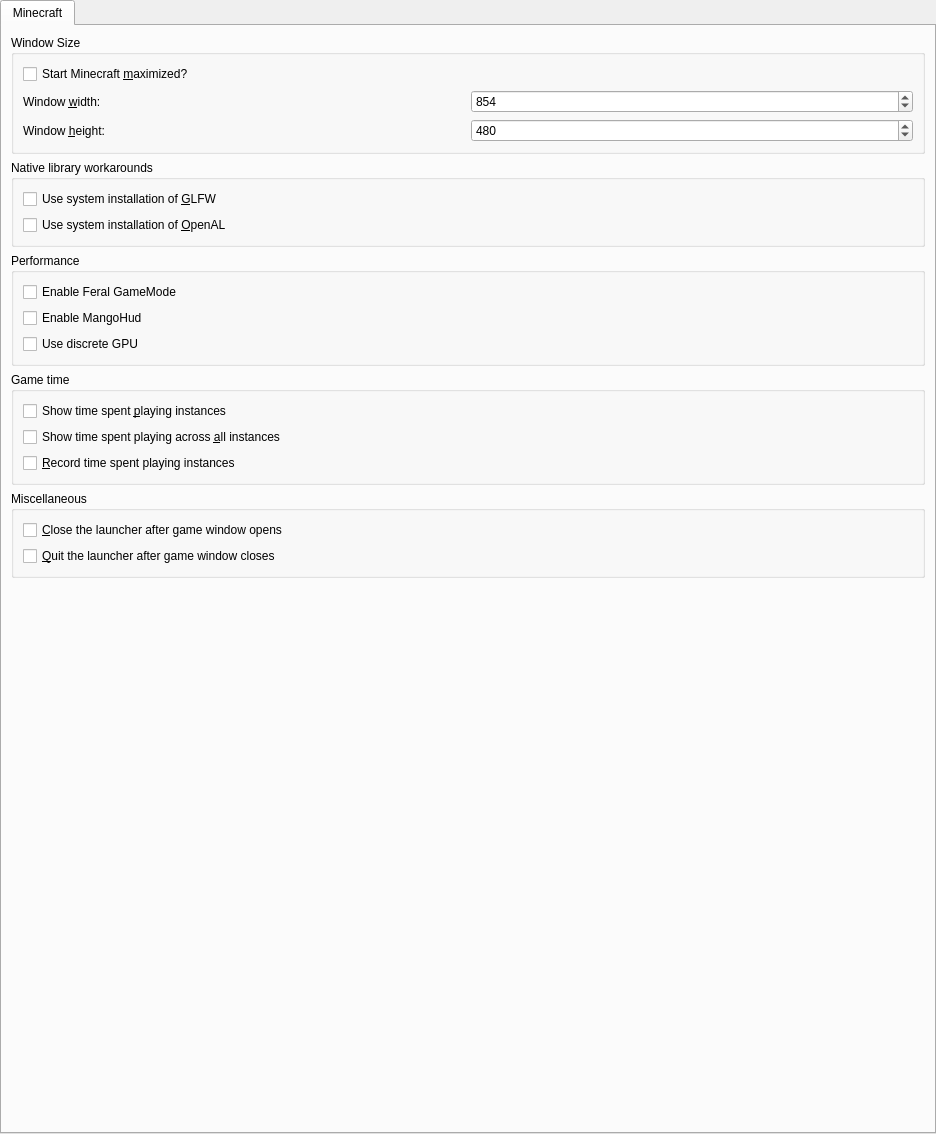
First picture: the form in launcher/ui/pages/global/MinecraftPage.ui, repository FreesmTeam/FreesmLauncher, before the edit.
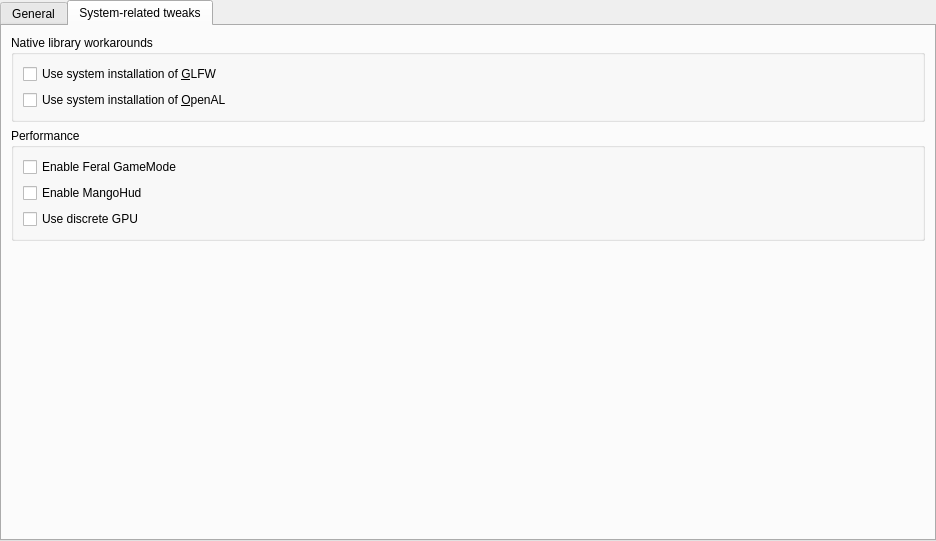
Second picture: the form after the edit. The open tabs and pages were chosen to show the change.

Commit message:
divide minecraftpage into tabs
this way small screen users can use the launcher settings without having window a bigger than their actual screens

What changed in the file:
```diff
--- a/launcher/ui/pages/global/MinecraftPage.ui
+++ b/launcher/ui/pages/global/MinecraftPage.ui
@@ -7,7 +7,7 @@
     <x>0</x>
     <y>0</y>
     <width>936</width>
-    <height>1134</height>
+    <height>541</height>
    </rect>
   </property>
   <property name="sizePolicy">
@@ -39,7 +39,7 @@
      </property>
      <widget class="QWidget" name="minecraftTab">
       <attribute name="title">
-       <string notr="true">Minecraft</string>
+       <string notr="true">General</string>
       </attribute>
       <layout class="QVBoxLayout" name="verticalLayout_3">
        <item>
@@ -111,68 +111,6 @@
          </layout>
         </widget>
        </item>
-       <item>
-        <widget class="QGroupBox" name="nativeLibWorkaroundGroupBox">
-         <property name="title">
-          <string>Native library workarounds</string>
-         </property>
-         <layout class="QVBoxLayout" name="verticalLayout_5">
-          <item>
-           <widget class="QCheckBox" name="useNativeGLFWCheck">
-            <property name="text">
-             <string>Use system installation of &amp;GLFW</string>
-            </property>
-           </widget>
-          </item>
-          <item>
-           <widget class="QCheckBox" name="useNativeOpenALCheck">
-            <property name="text">
-             <string>Use system installation of &amp;OpenAL</string>
-            </property>
-           </widget>
-          </item>
-         </layout>
-        </widget>
-       </item>
-       <item>
-        <widget class="QGroupBox" name="perfomanceGroupBox">
-         <property name="title">
-          <string>Performance</string>
-         </property>
-         <layout class="QVBoxLayout" name="verticalLayout_2">
-          <item>
-           <widget class="QCheckBox" name="enableFeralGamemodeCheck">
-            <property name="toolTip">
-             <string>&lt;html&gt;&lt;head/&gt;&lt;body&gt;&lt;p&gt;Enable Feral Interactive's GameMode, to potentially improve gaming performance.&lt;/p&gt;&lt;/body&gt;&lt;/html&gt;</string>
-            </property>
-            <property name="text">
-             <string>Enable Feral GameMode</string>
-            </property>
-           </widget>
-          </item>
-          <item>
-           <widget class="QCheckBox" name="enableMangoHud">
-            <property name="toolTip">
-             <string>&lt;html&gt;&lt;head/&gt;&lt;body&gt;&lt;p&gt;Enable MangoHud's advanced performance overlay.&lt;/p&gt;&lt;/body&gt;&lt;/html&gt;</string>
-            </property>
-            <property name="text">
-             <string>Enable MangoHud</string>
-            </property>
-           </widget>
-          </item>
-          <item>
-           <widget class="QCheckBox" name="useDiscreteGpuCheck">
-            <property name="toolTip">
-             <string>&lt;html&gt;&lt;head/&gt;&lt;body&gt;&lt;p&gt;Use the discrete GPU instead of the primary GPU.&lt;/p&gt;&lt;/body&gt;&lt;/html&gt;</string>
-            </property>
-            <property name="text">
-             <string>Use discrete GPU</string>
-            </property>
-           </widget>
-          </item>
-         </layout>
-        </widget>
-       </item>
        <item>
         <widget class="QGroupBox" name="gameTimeGroupBox">
          <property name="title">
@@ -247,6 +185,88 @@
        </item>
       </layout>
      </widget>
+     <widget class="QWidget" name="tab">
+      <attribute name="title">
+       <string>System-related tweaks</string>
+      </attribute>
+      <layout class="QVBoxLayout" name="verticalLayout_12">
+       <item>
+        <widget class="QGroupBox" name="nativeLibWorkaroundGroupBox">
+         <property name="title">
+          <string>Native library workarounds</string>
+         </property>
+         <layout class="QVBoxLayout" name="verticalLayout_11">
+          <item>
+           <widget class="QCheckBox" name="useNativeGLFWCheck">
+            <property name="text">
+             <string>Use system installation of &amp;GLFW</string>
+            </property>
+           </widget>
+          </item>
+          <item>
+           <widget class="QCheckBox" name="useNativeOpenALCheck">
+            <property name="text">
+             <string>Use system installation of &amp;OpenAL</string>
+            </property>
+           </widget>
+          </item>
+         </layout>
+        </widget>
+       </item>
+       <item>
+        <widget class="QGroupBox" name="perfomanceGroupBox">
+         <property name="title">
+          <string>Performance</string>
+         </property>
+         <layout class="QVBoxLayout" name="verticalLayout_2">
+          <item>
+           <widget class="QCheckBox" name="enableFeralGamemodeCheck">
+            <property name="toolTip">
+             <string>&lt;html&gt;&lt;head/&gt;&lt;body&gt;&lt;p&gt;Enable Feral Interactive's GameMode, to potentially improve gaming performance.&lt;/p&gt;&lt;/body&gt;&lt;/html&gt;</string>
+            </property>
+            <property name="text">
+             <string>Enable Feral GameMode</string>
+            </property>
+           </widget>
+          </item>
+          <item>
+           <widget class="QCheckBox" name="enableMangoHud">
+            <property name="toolTip">
+             <string>&lt;html&gt;&lt;head/&gt;&lt;body&gt;&lt;p&gt;Enable MangoHud's advanced performance overlay.&lt;/p&gt;&lt;/body&gt;&lt;/html&gt;</string>
+            </property>
+            <property name="text">
+             <string>Enable MangoHud</string>
+            </property>
+           </widget>
+          </item>
+          <item>
+           <widget class="QCheckBox" name="useDiscreteGpuCheck">
+            <property name="toolTip">
+             <string>&lt;html&gt;&lt;head/&gt;&lt;body&gt;&lt;p&gt;Use the discrete GPU instead of the primary GPU.&lt;/p&gt;&lt;/body&gt;&lt;/html&gt;</string>
+            </property>
+            <property name="text">
+             <string>Use discrete GPU</string>
+            </property>
+           </widget>
+          </item>
+         </layout>
+        </widget>
+       </item>
+       <item>
+        <spacer name="verticalSpacer">
+         <property name="orientation">
+          <enum>Qt::Vertical</enum>
+         </property>
+         <property name="sizeHint" stdset="0">
+          <size>
+           <width>20</width>
+           <height>40</height>
+          </size>
+         </property>
+        </spacer>
+       </item>
+      </layout>
+     </widget>
     </widget>
    </item>
   </layout>
```
Left out of the diff: 5 changed lines with no effect on the pictures. The commit also changes 1 other file.
